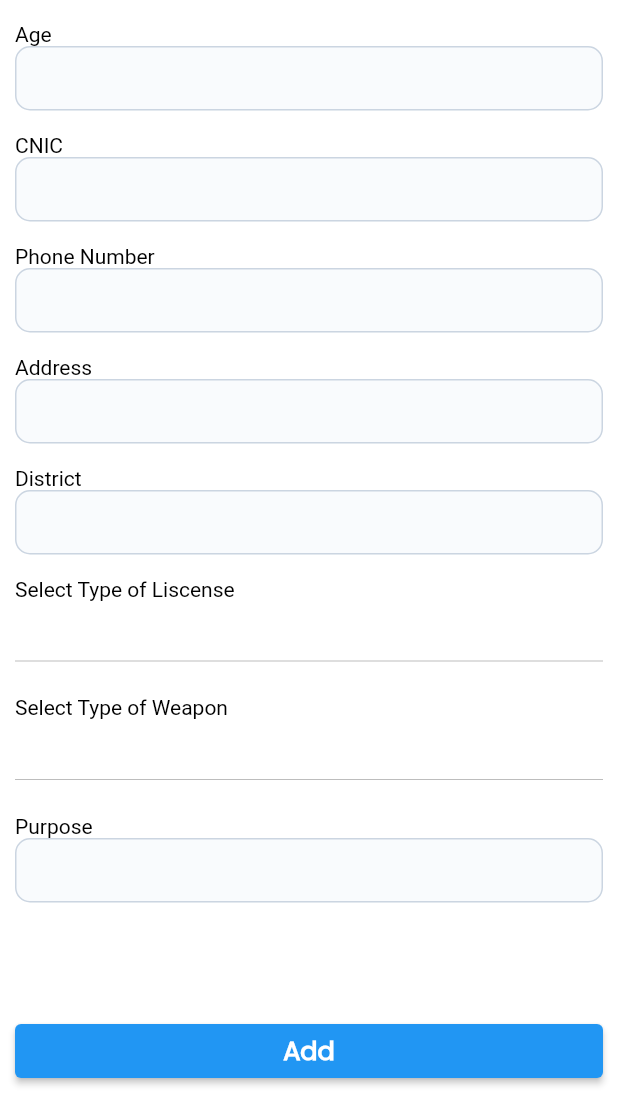
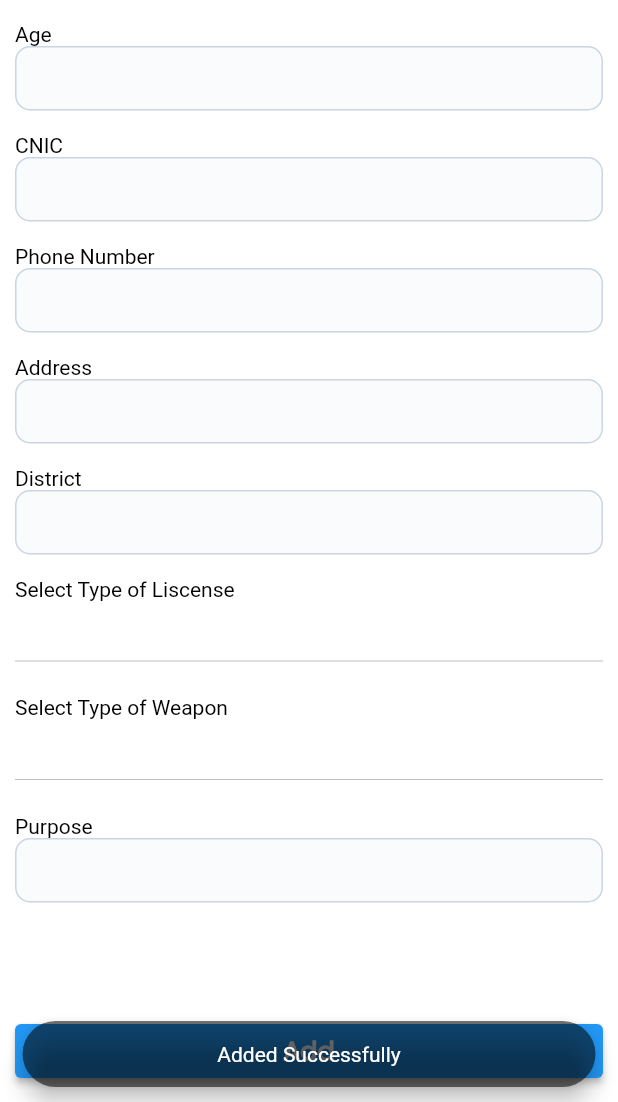
Before and after one commit to AmnaZafar43/CS27_Crime_Detection, a Flutter app: the LiscenseInformation screen opened directly, scrolled down 213 dp, after a tap on "Add", on a phone screen of 412 x 824 dp, the part 134-1236 px from its top. Run offline on Flutter 3.47's test engine with Material 2 defaults, Android fonts, the phone set to English and light mode, and no system bars; our stand-ins replace cloud_firestore, firebase_auth, firebase_core; accounts and stored records are empty.

Commit message:
Add Liscense Information Module
This commits adds the functionality to add liscense of a person to application with complete working backend in firebase

```diff
--- a/crime_detection/lib/main.dart
+++ b/crime_detection/lib/main.dart
@@ -38,7 +38,7 @@ class MyApp extends StatelessWidget {
         scaffoldBackgroundColor: const Color.fromARGB(255, 255, 255, 255),
       ),
       // call the screen here which you want to run first
-      home: const ViewCriminal(),
+      home: const LiscenseInformation(),
     );
   }
 }
--- a/crime_detection/lib/windows/liscense_information.dart
+++ b/crime_detection/lib/windows/liscense_information.dart
@@ -2,6 +2,8 @@ import 'package:cloud_firestore/cloud_firestore.dart';
 import 'package:crime_detection/windows/crime_type.dart';
 import 'package:flutter/material.dart';
 import 'package:flutter/src/material/dropdown.dart';
+
+import '../utils/toast.dart';
 
 class LiscenseInformation extends StatefulWidget {
   const LiscenseInformation({super.key});
@@ -274,7 +276,8 @@ class _LiscenseInformationState extends State<LiscenseInformation> {
                 hint: _dropDownValue == null
                     ? Text(
                         'Select type of liscense',
-                        style: TextStyle(color: Colors.black),
+                        style: TextStyle(
+                            color: const Color.fromARGB(255, 52, 34, 34)),
                       )
                     : Text(
                         _dropDownValue,
@@ -367,9 +370,44 @@ class _LiscenseInformationState extends State<LiscenseInformation> {
               SizedBox(height: 75),
               ElevatedButton(
                 onPressed: () {
-                  // Add functionality for the button
+                  try {
+                    // generate unique id
+                    String id =
+                        DateTime.now().millisecondsSinceEpoch.toString();
+                    // adds the data to firebase with collection name criminals as above written
+                    fireStore.doc(id).set({
+                      // _firstName controller stores the name that is added in the text field
+                      'First Name': _firstName.text.toString(),
+                      'Last Name': _lastName.text.toString(),
+                      'Age': _age.text.toString(),
+                      'CNIC': _cnic.text.toString(),
+                      'Phone Number': _phone.text.toString(),
+                      'District': _district.text.toString(),
+                      'Address': _address.text.toString(),
+                      'Type of Liscense': _dropDownValue.toString(),
+                      'Type of Weapon': _dropDownValue2.toString(),
+                      'Purpose': _purpose.text.toString(),
+                      'id': id,
+                      // createAt,updateAt,active shows the date and time when table is created and
+                      // active shows the table is active or in use or not.
+                      'createAt': DateTime.now(),
+                      'updateAt': DateTime.now(),
+                      'active': true,
+                    }).then((value) {
+                      Utils().showToast(context, 'Added Successfully');
+                    }).onError((error, stackTrace) {
+                      // show toast shows the mssg on bottom of screen
+                      Utils().showToast(context, error.toString());
+                    });
+                  } catch (e) {
+                    // throws exception if data not added successfully
+                    Utils().showToast(
+                      context,
+                      e.toString(),
+                    );
+                  }
                 },
-                child: Text(
+                child: const Text(
                   'Add',
                   style: TextStyle(
                     color: Colors.white,
--- a/crime_detection/lib/windows/view_criminal.dart
+++ b/crime_detection/lib/windows/view_criminal.dart
@@ -10,7 +10,6 @@ class ViewCriminal extends StatefulWidget {
 }
 
 class _ViewCriminalState extends State<ViewCriminal> {
-  // bool _isLoading = false;
   final fireStore =
       FirebaseFirestore.instance.collection('criminals').snapshots();
   @override
```
